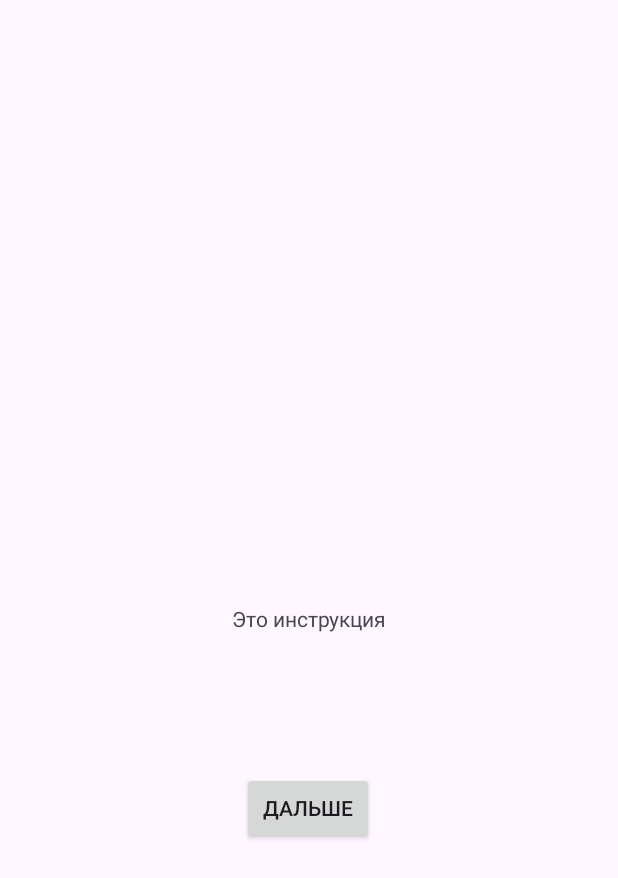
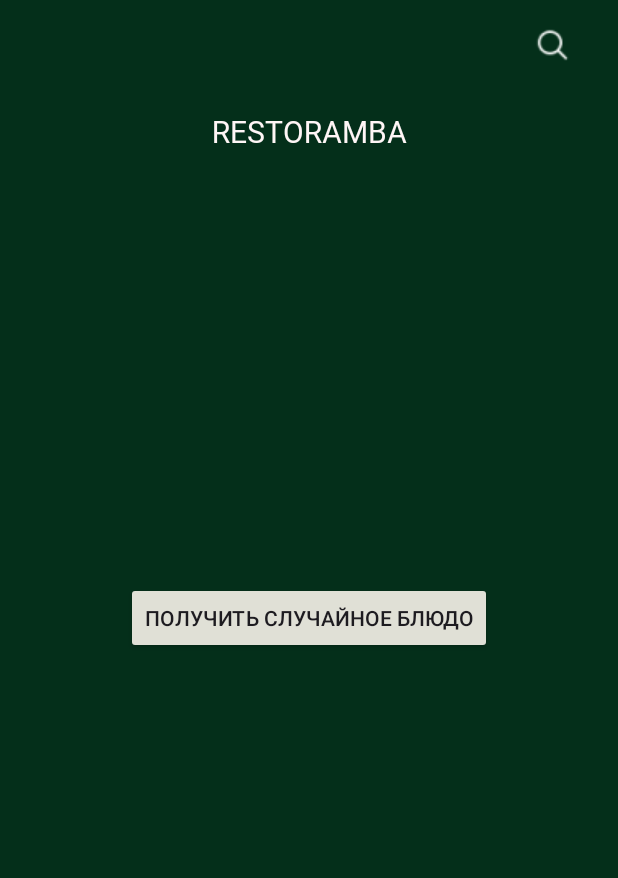
Before and after one commit to YaEtoTui/RestorambaApp, an Android app: the screen it shows after launch (MainActivity), on a phone screen of 412 x 824 dp. Shown: the top 878 px of the screen. Run offline under Robolectric (Android 15) with nearby library versions, the phone set to English and light mode, and no system bars; 1 statement that could not run was skipped.

Commit message:
add Main Page

```diff
--- a/app/src/main/java/balacods/pp/restorambaapp/fragment/MainFragment.kt
+++ /dev/null
@@ -1,65 +0,0 @@
-package balacods.pp.restorambaapp.fragment
-
-import android.content.Context
-import android.content.SharedPreferences
-import android.os.Bundle
-import android.util.Log
-import android.view.LayoutInflater
-import android.view.View
-import android.view.ViewGroup
-import android.widget.TextView
-import androidx.fragment.app.Fragment
-import androidx.navigation.fragment.findNavController
-import balacods.pp.restorambaapp.R
-import balacods.pp.restorambaapp.databinding.FragmentMainBinding
-
-
-class MainFragment : Fragment() {
-
-    private lateinit var binding: FragmentMainBinding
-
-    // это будет именем файла настроек
-    private final val APP_PREFERENCES: String = "mysettings"
-    private var APP_PREFERENCES_INSTRUCTIONS: Boolean = false
-
-    var mSettings: SharedPreferences? = null
-
-    override fun onCreateView(
-        inflater: LayoutInflater, container: ViewGroup?,
-        savedInstanceState: Bundle?
-    ): View {
-        binding = FragmentMainBinding.inflate(inflater, container, false)
-        return binding.root
-    }
-
-    override fun onViewCreated(view: View, savedInstanceState: Bundle?) {
-        super.onViewCreated(view, savedInstanceState)
-
-        onClick()
-
-        val str: TextView = binding.idInst
-
-        mSettings = activity?.getSharedPreferences(APP_PREFERENCES, Context.MODE_PRIVATE) ?: return
-
-        if (mSettings!!.contains(APP_PREFERENCES)) {
-            Log.i("contains", mSettings!!.contains(APP_PREFERENCES).toString())
-            APP_PREFERENCES_INSTRUCTIONS = mSettings!!.getBoolean(APP_PREFERENCES, APP_PREFERENCES.toBoolean())
-        }
-
-        if (!APP_PREFERENCES_INSTRUCTIONS) {
-
-            str.visibility = View.VISIBLE
-
-            with (mSettings!!.edit()) {
-                putBoolean(APP_PREFERENCES, true)
-                apply()
-            }
-        }
-    }
-
-    private fun onClick() {
-        binding.idButtonNext.setOnClickListener {
-            findNavController().navigate(R.id.action_mainFrag_to_yandexCardFrag)
-        }
-    }
-}
--- /dev/null
+++ b/app/src/main/java/balacods/pp/restorambaapp/fragment/MainPageFragment.kt
@@ -0,0 +1,63 @@
+package balacods.pp.restorambaapp.fragment
+
+import android.content.Context
+import android.content.SharedPreferences
+import android.os.Bundle
+import android.util.Log
+import android.view.LayoutInflater
+import android.view.View
+import android.view.ViewGroup
+import android.widget.TextView
+import androidx.fragment.app.Fragment
+import balacods.pp.restorambaapp.databinding.FragmentMainBinding
+
+
+class MainPageFragment : Fragment() {
+
+    private lateinit var binding: FragmentMainBinding
+
+    // это будет именем файла настроек
+    private final val APP_PREFERENCES: String = "mysettings"
+    private var APP_PREFERENCES_INSTRUCTIONS: Boolean = false
+
+    var mSettings: SharedPreferences? = null
+
+    override fun onCreateView(
+        inflater: LayoutInflater, container: ViewGroup?,
+        savedInstanceState: Bundle?
+    ): View {
+        binding = FragmentMainBinding.inflate(inflater, container, false)
+        return binding.root
+    }
+
+    override fun onViewCreated(view: View, savedInstanceState: Bundle?) {
+        super.onViewCreated(view, savedInstanceState)
+
+        onClick()
+
+        val str: TextView = binding.idInst
+
+        mSettings = activity?.getSharedPreferences(APP_PREFERENCES, Context.MODE_PRIVATE) ?: return
+
+        if (mSettings!!.contains(APP_PREFERENCES)) {
+            Log.i("contains", mSettings!!.contains(APP_PREFERENCES).toString())
+            APP_PREFERENCES_INSTRUCTIONS = mSettings!!.getBoolean(APP_PREFERENCES, APP_PREFERENCES.toBoolean())
+        }
+
+        if (!APP_PREFERENCES_INSTRUCTIONS) {
+
+            str.visibility = View.VISIBLE
+
+            with (mSettings!!.edit()) {
+                putBoolean(APP_PREFERENCES, true)
+                apply()
+            }
+        }
+    }
+
+    private fun onClick() {
+//        binding.idButtonGetRandomDish.setOnClickListener {
+//            findNavController().navigate(R.id.action_mainFrag_to_yandexCardFrag)
+//        }
+    }
+}
--- /dev/null
+++ b/app/src/main/res/drawable/button_bg_color_main_page.xml
@@ -0,0 +1,9 @@
+<?xml version="1.0" encoding="utf-8"?>
+<selector xmlns:android="http://schemas.android.com/apk/res/android" >
+    <!--When Button is in pressed state -->
+<!--    <item android:state_enabled="true" android:color="#EDFAED"/>-->
+<!--    <item android:state_enabled="false" android:color="#E0E0D6"/>-->
+    <item android:state_pressed="true" android:color="#042F1A" />
+    <!--Default Background Color -->
+    <item android:color="#E0E0D6"/>
+</selector>
--- a/app/src/main/res/layout/fragment_main.xml
+++ b/app/src/main/res/layout/fragment_main.xml
@@ -4,7 +4,39 @@
     xmlns:tools="http://schemas.android.com/tools"
     android:layout_width="match_parent"
     android:layout_height="match_parent"
-    tools:context=".fragment.MainFragment">
+    android:background="@color/black_green"
+    tools:context=".fragment.MainPageFragment">
+
+    <androidx.constraintlayout.widget.ConstraintLayout
+        android:id="@+id/idPageHeader"
+        android:layout_width="match_parent"
+        android:layout_height="wrap_content"
+        app:layout_constraintEnd_toEndOf="parent"
+        app:layout_constraintStart_toStartOf="parent"
+        app:layout_constraintTop_toTopOf="parent">
+
+        <ImageView
+            android:id="@+id/imageView"
+            android:layout_width="wrap_content"
+            android:layout_height="wrap_content"
+            android:layout_marginTop="18dp"
+            android:layout_marginRight="30dp"
+            android:src="@drawable/search"
+            app:layout_constraintEnd_toEndOf="parent"
+            app:layout_constraintTop_toTopOf="parent" />
+
+        <TextView
+            android:id="@+id/idNameApplication"
+            android:layout_width="wrap_content"
+            android:layout_height="wrap_content"
+            android:layout_marginTop="32dp"
+            android:text="@string/restoramba"
+            android:textAppearance="@style/restoramba"
+            app:layout_constraintEnd_toEndOf="parent"
+            app:layout_constraintStart_toStartOf="parent"
+            app:layout_constraintTop_toBottomOf="@+id/imageView" />
+
+    </androidx.constraintlayout.widget.ConstraintLayout>
 
     <TextView
         android:id="@+id/idInst"
@@ -18,15 +50,33 @@
         app:layout_constraintTop_toTopOf="parent" />
 
     <androidx.appcompat.widget.AppCompatButton
-        android:id="@+id/idButtonNext"
+        android:id="@+id/idButtonGetRandomDish"
         android:layout_width="wrap_content"
         android:layout_height="wrap_content"
-        android:text="Дальше"
+        android:text="@string/get_random_dish"
+        android:backgroundTint="@drawable/button_bg_color_main_page"
         app:layout_constraintBottom_toBottomOf="parent"
         app:layout_constraintEnd_toEndOf="parent"
-        app:layout_constraintHorizontal_bias="0.498"
         app:layout_constraintStart_toStartOf="parent"
-        app:layout_constraintTop_toTopOf="parent"
-        app:layout_constraintVertical_bias="0.663" />
+        app:layout_constraintTop_toTopOf="parent" />
+
+    <!--    <Button-->
+<!--        android:id="@+id/btSearchCow"-->
+<!--        android:layout_width="135dp"-->
+<!--        android:layout_height="40dp"-->
+<!--        android:layout_alignParentLeft="true"-->
+<!--        android:layout_alignParentTop="true"-->
+<!--        android:layout_marginTop="10dp"-->
+<!--        android:backgroundTint="@drawable/button_bg_color"-->
+<!--        android:elevation="10dp"-->
+<!--        android:fontFamily="@font/open_sans_semi_bold"-->
+<!--        android:stateListAnimator="@drawable/button_elevation"-->
+<!--        android:text="Добавить место"-->
+<!--        android:textColor="@drawable/button_text_color"-->
+<!--        android:textSize="10sp"-->
+<!--        app:cornerRadius="10dp"-->
+<!--        app:layout_constraintEnd_toEndOf="@+id/tvTextPresent"-->
+<!--        app:layout_constraintStart_toStartOf="@+id/tvTextPresent"-->
+<!--        app:layout_constraintTop_toBottomOf="@+id/tvTextPresent" />-->
 
 </androidx.constraintlayout.widget.ConstraintLayout>
--- a/app/src/main/res/navigation/nav_graph.xml
+++ b/app/src/main/res/navigation/nav_graph.xml
@@ -8,7 +8,7 @@
 
     <fragment
         android:id="@+id/mainFrag"
-        android:name="balacods.pp.restorambaapp.fragment.MainFragment"
+        android:name="balacods.pp.restorambaapp.fragment.MainPageFragment"
         android:animateLayoutChanges="true"
         tools:layout="@layout/fragment_main">
         <action
--- a/app/src/main/res/values/colors.xml
+++ b/app/src/main/res/values/colors.xml
@@ -1,5 +1,6 @@
 <?xml version="1.0" encoding="utf-8"?>
 <resources>
+    //yandex map
     <color name="white">#FFFFFF</color>
     <color name="yellow">#FFFF00</color>
     <color name="fuchsia">#FF00FF</color>
@@ -18,4 +19,8 @@
     <color name="navy">#aa000080</color>
     <color name="black">#000000</color>
     <color name="light_blue">#004DFF</color>
+
+    //mobile
+    <color name="black_green">#042F1A</color>
+    <color name="milk">#FFF6F6</color>
 </resources>
--- a/app/src/main/res/values/strings.xml
+++ b/app/src/main/res/values/strings.xml
@@ -1,5 +1,5 @@
 <resources>
-    <string name="app_name">RestorambaApp</string>
+    <string name="app_name">Restoramba</string>
     <string name="about">About</string>/string
     <string name="map">Map</string>/string
     <string name="user_location">User Location</string>
@@ -25,4 +25,8 @@
     <string name="package_name">com.yandex.mapkitdemo</string>
 
     <string name="mapkit_version_label">MapKit version</string>
+
+    //mobile
+    <string name="restoramba">RESTORAMBA</string>
+    <string name="get_random_dish">Получить случайное блюдо</string>
 </resources>
--- /dev/null
+++ b/app/src/main/res/values/styles.xml
@@ -0,0 +1,10 @@
+<?xml version="1.0" encoding="utf-8"?>
+<resources>
+
+    <style name="restoramba">
+        <item name="android:textSize">20sp</item>
+        <item name="android:textColor">@color/milk</item>
+        <item name="fontFamily">@font/dela_gothic_one_regular</item>
+    </style>
+
+</resources>
```
Also changed, not shown: app/src/main/res/drawable/search.png (added), 1 other file.
